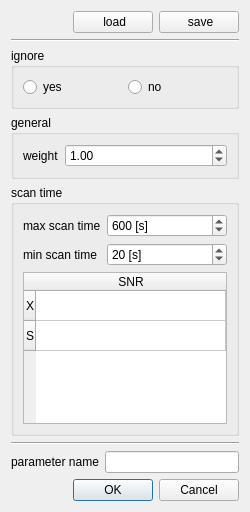
Before: the Qt Designer form baselineparametersdialog.ui in TUW-VieVS/VieSchedpp, drawn with Qt 5.
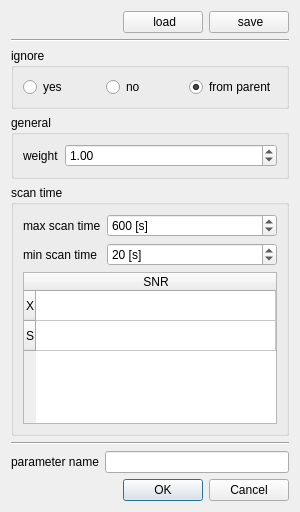
After: the same form once the commit is applied. Icons and pictures are not drawn.

The edit to the form file:
```diff
--- a/baselineparametersdialog.ui
+++ b/baselineparametersdialog.ui
@@ -6,7 +6,7 @@
    <rect>
     <x>0</x>
     <y>0</y>
-    <width>250</width>
+    <width>300</width>
     <height>512</height>
    </rect>
   </property>
@@ -80,6 +80,16 @@
         </property>
        </widget>
       </item>
+      <item>
+       <widget class="QRadioButton" name="radioButton_ignore_parent">
+        <property name="text">
+         <string>from parent</string>
+        </property>
+        <property name="checked">
+         <bool>true</bool>
+        </property>
+       </widget>
+      </item>
      </layout>
     </widget>
    </item>
```
Left out of the diff: 4 changed lines with no effect on the pictures.
